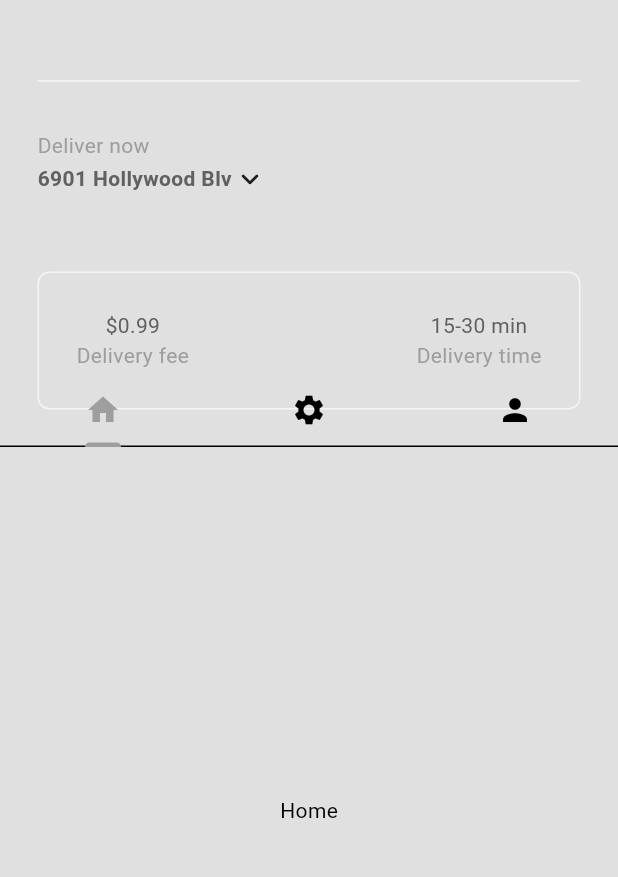
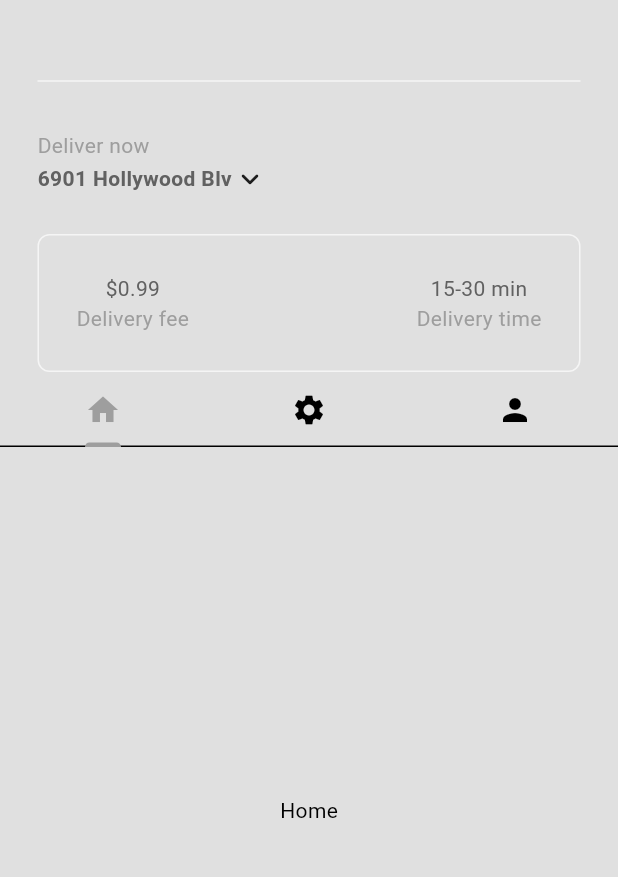
Before and after one commit to LazizbekDev/Nok, a Flutter app: the screen it shows after launch, on a phone screen of 412 x 824 dp, the part 63-940 px from its top. Run offline on Flutter 3.47's test engine with Material 3 defaults, Android fonts, the phone set to English and light mode, and no system bars.

Commit message:
description bottom size

```diff
--- a/lib/widgets/description.dart
+++ b/lib/widgets/description.dart
@@ -10,7 +10,7 @@ class Description extends StatelessWidget {
     final secondaryTextStyle =
         TextStyle(color: Theme.of(context).colorScheme.primary);
     return Padding(
-      padding: const EdgeInsets.all(25.0),
+      padding: const EdgeInsets.only(left: 25.0, right: 25, bottom: 50),
       child: Container(
         decoration: BoxDecoration(
           border: Border.all(
```
